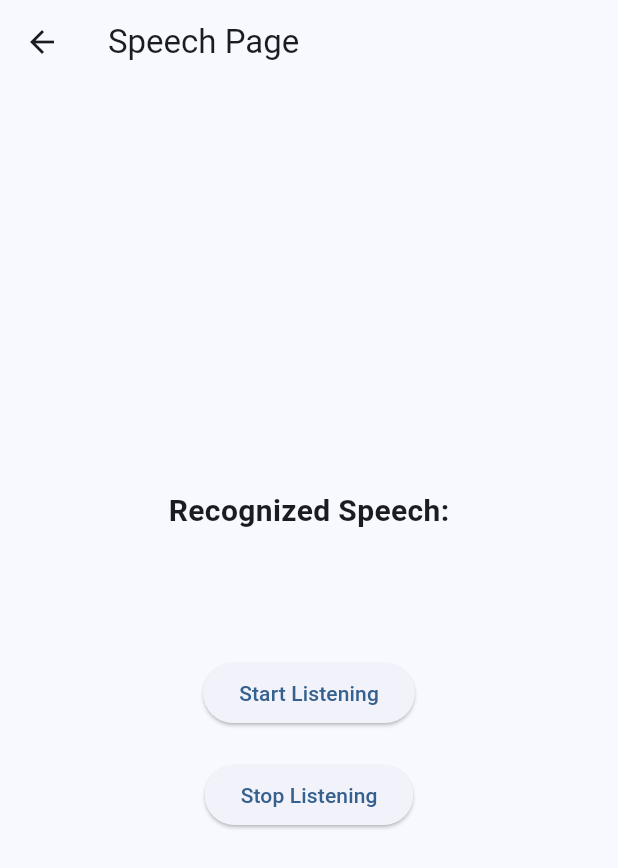
After one commit to SugaiMasayoshi/todo_alarm, a Flutter app: the SpeechPage screen opened by its route, after a tap on "Start Listening", on a phone screen of 412 x 824 dp. The commit adds this screen. Shown: the top 868 px of the screen. Run offline on Flutter 3.47's test engine with Material 3 defaults, Android fonts, the phone set to English and light mode, and no system bars; our stand-ins replace freezed_annotation, go_router, hooks_riverpod, riverpod_annotation, shared_preferences, speech_to_text; missing offline and left inert: alarm; accounts and stored records are empty; generated files the repository leaves out were written again.

Commit message:
feature: 音声認識機能を追加し、関連する画面とリポジトリを実装

```diff
--- a/lib/repositories/alarm_plugin_repository.dart
+++ b/lib/repositories/alarm_plugin_repository.dart
@@ -14,7 +14,7 @@ class AlarmPluginRepository implements IAlarmRepository {
       alarmSettings: AlarmSettings(
         id: id,
         dateTime: alarm.dateTime,
-        assetAudioPath: 'assets/alarm.mp3',
+        assetAudioPath: 'assets/sounds/alarm.mp3',
         loopAudio: true,
         vibrate: true,
         warningNotificationOnKill: Platform.isIOS,
--- a/lib/routes/app_router.dart
+++ b/lib/routes/app_router.dart
@@ -2,6 +2,7 @@ import 'package:flutter/foundation.dart';
 import 'package:flutter/material.dart';
 import 'package:go_router/go_router.dart';
 import 'package:riverpod_annotation/riverpod_annotation.dart';
+import 'package:todo_alarm/ui/speech/speech_page.dart';
 import 'package:todo_alarm/ui/todo_add/todo_add_page.dart';
 import 'package:todo_alarm/ui/todo_alarm/todo_alarm_page.dart';
 
@@ -23,6 +24,11 @@ GoRouter appRouter(Ref ref) {
             name: RouteName.todoAdd,
             builder: (context, state) => const TodoAddPage(),
           ),
+          GoRoute(
+            path: '/speech',
+            name: RouteName.speech,
+            builder: (context, state) => const SpeechPage(),
+          ),
         ],
       ),
     ],
@@ -38,4 +44,5 @@ class RouteName {
 
   static const String todoAlarm = 'todo_alarm';
   static const String todoAdd = 'todo_add';
+  static const String speech = 'speech';
 }
--- a/lib/routes/router_extension.dart
+++ b/lib/routes/router_extension.dart
@@ -5,4 +5,5 @@ import 'app_router.dart';
 extension GoRouterExtension on BuildContext {
   void goToTodoAlarm() => goNamed(RouteName.todoAlarm);
   void goToTodoAdd() => goNamed(RouteName.todoAdd);
+  void goToSpeech() => goNamed(RouteName.speech);
 }
--- /dev/null
+++ b/lib/ui/speech/speech_page.dart
@@ -0,0 +1,47 @@
+import 'package:flutter/material.dart';
+import 'package:hooks_riverpod/hooks_riverpod.dart';
+import 'package:todo_alarm/ui/speech/speech_view_model.dart';
+
+class SpeechPage extends ConsumerWidget {
+  const SpeechPage({super.key});
+
+  @override
+  Widget build(BuildContext context, WidgetRef ref) {
+    final state = ref.watch(speechViewModelProvider);
+
+    return Scaffold(
+      appBar: AppBar(title: const Text('Speech Page')),
+      body: Center(
+        child: Column(
+          mainAxisAlignment: MainAxisAlignment.center,
+          children: [
+            Text(
+              'Recognized Speech:',
+              style: TextStyle(fontSize: 20, fontWeight: FontWeight.bold),
+            ),
+            SizedBox(height: 20),
+            Text(
+              state.recognizedText,
+              textAlign: TextAlign.center,
+              style: TextStyle(fontSize: 16),
+            ),
+            SizedBox(height: 40),
+            ElevatedButton(
+              onPressed: () {
+                ref.read(speechViewModelProvider.notifier).startListening();
+              },
+              child: Text('Start Listening'),
+            ),
+            SizedBox(height: 20),
+            ElevatedButton(
+              onPressed: () {
+                ref.read(speechViewModelProvider.notifier).stopListening();
+              },
+              child: Text('Stop Listening'),
+            ),
+          ],
+        ),
+      ),
+    );
+  }
+}
--- /dev/null
+++ b/lib/ui/speech/speech_view_model.dart
@@ -0,0 +1,75 @@
+import 'package:riverpod_annotation/riverpod_annotation.dart';
+import 'package:todo_alarm/repositories/speech_to_text_repository.dart';
+import 'package:todo_alarm/ui/speech/speech_state.dart';
+
+part '../../generated/ui/speech/speech_view_model.g.dart';
+
+@riverpod
+class SpeechViewModel extends _$SpeechViewModel {
+  @override
+  SpeechState build() {
+    return const SpeechState();
+  }
+
+  Future<bool> initialize() async {
+    try {
+      final repository = ref.read(speechToTextRepositoryProvider);
+      final success = await repository.initialize();
+
+      if (success) {
+        state = state.copyWith(isInitialized: true, errorMessage: null);
+      } else {
+        state = state.copyWith(
+          isInitialized: false,
+          errorMessage: '音声認識の初期化に失敗しました',
+        );
+      }
+
+      return success;
+    } catch (e) {
+      state = state.copyWith(isInitialized: false, errorMessage: '初期化エラー: $e');
+      return false;
+    }
+  }
+
+  Future<void> startListening({String? localeId}) async {
+    if (!state.isInitialized) {
+      state = state.copyWith(errorMessage: '先に初期化してください');
+      return;
+    }
+
+    try {
+      final repository = ref.read(speechToTextRepositoryProvider);
+
+      state = state.copyWith(isListening: true, errorMessage: null);
+
+      await repository.startListening(
+        onResult: (String result) {
+          state = state.copyWith(recognizedText: result);
+        },
+        localeId: localeId,
+      );
+    } catch (e) {
+      state = state.copyWith(isListening: false, errorMessage: 'リスニングエラー: $e');
+    }
+  }
+
+  Future<void> stopListening() async {
+    try {
+      final repository = ref.read(speechToTextRepositoryProvider);
+      await repository.stopListening();
+
+      state = state.copyWith(isListening: false);
+    } catch (e) {
+      state = state.copyWith(errorMessage: '停止エラー: $e');
+    }
+  }
+
+  void clearText() {
+    state = state.copyWith(recognizedText: '');
+  }
+
+  void clearError() {
+    state = state.copyWith(errorMessage: null);
+  }
+}
--- a/pubspec.yaml
+++ b/pubspec.yaml
@@ -20,6 +20,7 @@ dependencies:
   riverpod_annotation: ^3.0.3
   riverpod_generator: ^3.0.3
   shared_preferences: ^2.5.3
+  speech_to_text: ^7.3.0
   uuid: ^4.5.1
 
 dev_dependencies:
@@ -32,3 +33,5 @@ dev_dependencies:
 
 flutter:
   uses-material-design: true
+  assets:
+    - assets/sounds/
```
Also changed, not shown: lib/repositories/local_storage_repository.dart (+4 -3 lines), lib/repositories/speech_to_text_repository.dart (added, +73 -0 lines), lib/ui/speech/speech_state.dart (added, +13 -0 lines), lib/ui/todo_alarm/todo_alarm_page.dart (+11 -1 lines), lib/ui/todo_item/todo_item.dart (+4 -4 lines), pubspec.lock, 5 other files.
